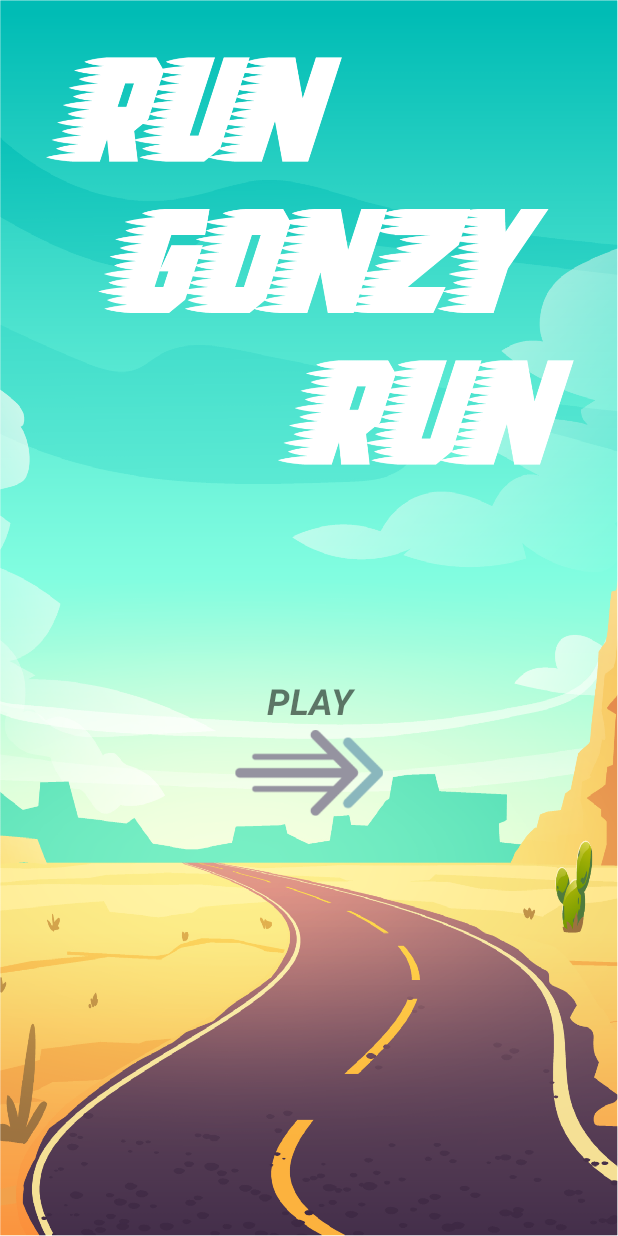
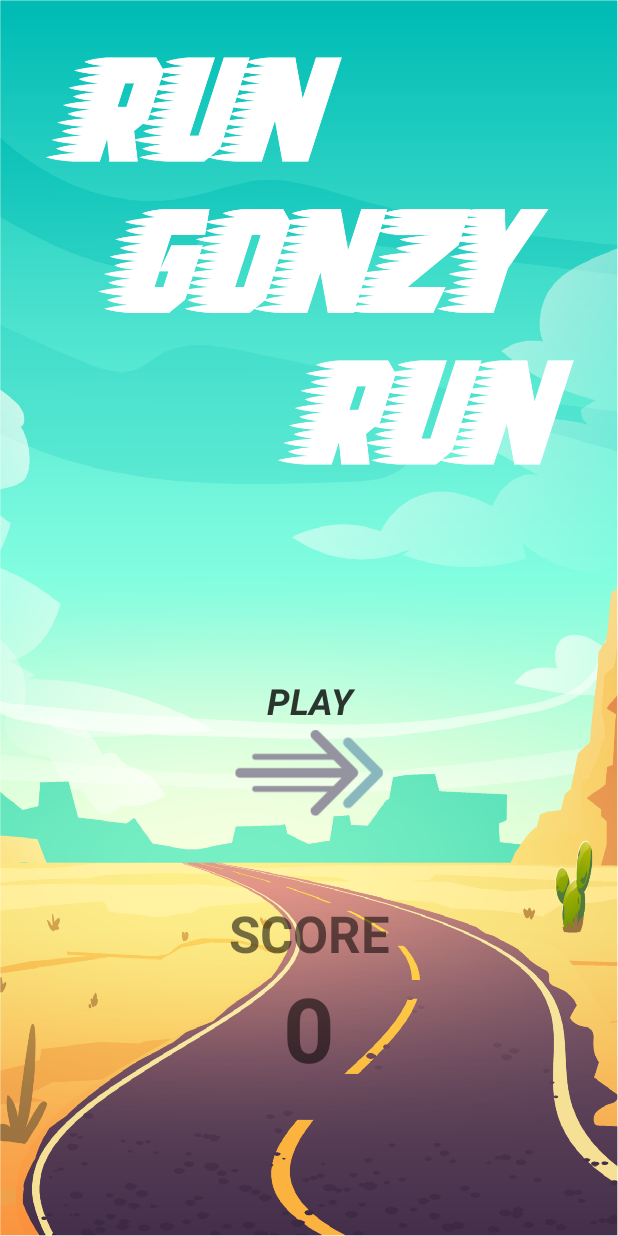
Before and after one commit to busrakizilaslan/RunGonzyRun, an Android app: the startScreen screen opened directly, with no data from a screen before it, on a phone screen of 412 x 824 dp. Run offline under Robolectric (Android 15) with nearby library versions, the phone set to English and light mode, and no system bars.

Commit message:
Add score to startScreen

```diff
--- a/app/src/main/java/com/busrayalcin/rungonzyrun/MainActivity.java
+++ b/app/src/main/java/com/busrayalcin/rungonzyrun/MainActivity.java
@@ -83,6 +83,7 @@ public class MainActivity extends AppCompatActivity {
                         Toast.makeText(MainActivity.this,"Game Over!",Toast.LENGTH_SHORT).show();
 
                         Intent intent = new Intent(MainActivity.this, startScreen.class);
+                        intent.putExtra("SCORE",score);
                         startActivity(intent);
 
 
--- a/app/src/main/java/com/busrayalcin/rungonzyrun/startScreen.java
+++ b/app/src/main/java/com/busrayalcin/rungonzyrun/startScreen.java
@@ -6,16 +6,27 @@ import android.content.Intent;
 import android.os.Bundle;
 import android.view.View;
 import android.widget.ImageView;
+import android.widget.TextView;
 
 public class startScreen extends AppCompatActivity {
 
     ImageView imageView5 ;
+    TextView mainScoreText ;
+
+
 
     @Override
     protected void onCreate(Bundle savedInstanceState) {
         super.onCreate(savedInstanceState);
         setContentView(R.layout.activity_main2);
+
         imageView5 = findViewById(R.id.imageView5);
+        mainScoreText = findViewById(R.id.mainScoreText);
+
+        Intent intent = getIntent();
+        int score = intent.getIntExtra("SCORE",0);
+        mainScoreText.setText(""+score);
+
     }
 
     public void play (View view){
--- a/app/src/main/res/layout/activity_main2.xml
+++ b/app/src/main/res/layout/activity_main2.xml
@@ -31,4 +31,41 @@
         app:layout_constraintEnd_toEndOf="parent"
         app:layout_constraintStart_toStartOf="parent" />
 
+    <TextView
+        android:id="@+id/textView2"
+        android:layout_width="99dp"
+        android:layout_height="36dp"
+        android:text="PLAY"
+        android:textAlignment="center"
+        android:textSize="24sp"
+        android:textStyle="bold|italic"
+        app:layout_constraintBottom_toTopOf="@+id/imageView5"
+        app:layout_constraintEnd_toEndOf="parent"
+        app:layout_constraintStart_toStartOf="parent" />
+
+    <TextView
+        android:id="@+id/textView3"
+        android:layout_width="wrap_content"
+        android:layout_height="wrap_content"
+        android:text="SCORE"
+        android:textAlignment="center"
+        android:textSize="34sp"
+        android:textStyle="bold"
+        app:layout_constraintBottom_toTopOf="@+id/mainScoreText"
+        app:layout_constraintEnd_toEndOf="parent"
+        app:layout_constraintStart_toStartOf="parent" />
+
+    <TextView
+        android:id="@+id/mainScoreText"
+        android:layout_width="89dp"
+        android:layout_height="79dp"
+        android:layout_marginBottom="100dp"
+        android:text="88"
+        android:textAlignment="center"
+        android:textSize="60sp"
+        android:textStyle="bold"
+        app:layout_constraintBottom_toBottomOf="parent"
+        app:layout_constraintEnd_toEndOf="parent"
+        app:layout_constraintStart_toStartOf="parent" />
+
 </androidx.constraintlayout.widget.ConstraintLayout>
```
